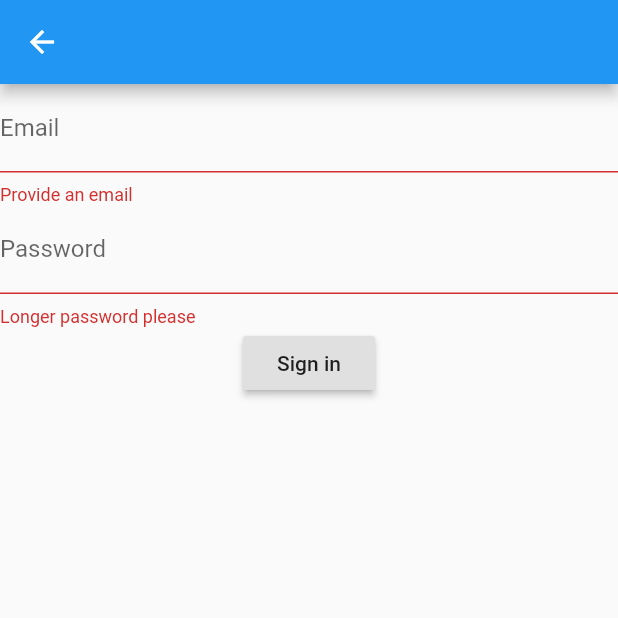
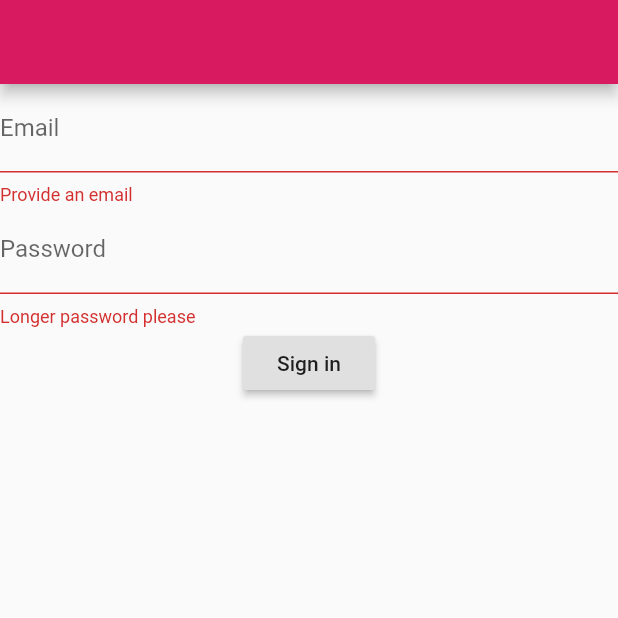
Before and after one commit to wrimicha/HealthKick, a Flutter app: the LoginPage screen opened by its route, after a tap on "Sign in", on a phone screen of 412 x 824 dp, the top half of it. Run offline on Flutter 3.47's test engine with Material 2 defaults, Android fonts, the phone set to English and light mode, and no system bars; our stand-ins replace cloud_firestore, firebase_auth, firebase_core, firebase_database; accounts and stored records are empty.

Commit message:
modified loginscreen to navigates users to homepage instead of main

```diff
--- a/lib/screens/loginscreen.dart
+++ b/lib/screens/loginscreen.dart
@@ -16,7 +16,8 @@ class LoginPage extends StatelessWidget {
   @override
   Widget build(BuildContext context) {
     return new Scaffold(
-      appBar: new AppBar(),
+      appBar: new AppBar(
+          automaticallyImplyLeading: false, backgroundColor: Colors.pink[600]),
       body: Form(
           key: _formKey,
           child: Column(
@@ -60,7 +61,7 @@ class LoginPage extends StatelessWidget {
       try {
         var user = await FirebaseAuth.instance
             .signInWithEmailAndPassword(email: _email, password: _password);
-        var ref = Navigator.of(context).pushNamed('/');
+        var ref = Navigator.of(context).pushReplacementNamed('/homepage');
       } catch (e) {
         print(e.message);
       }
```
